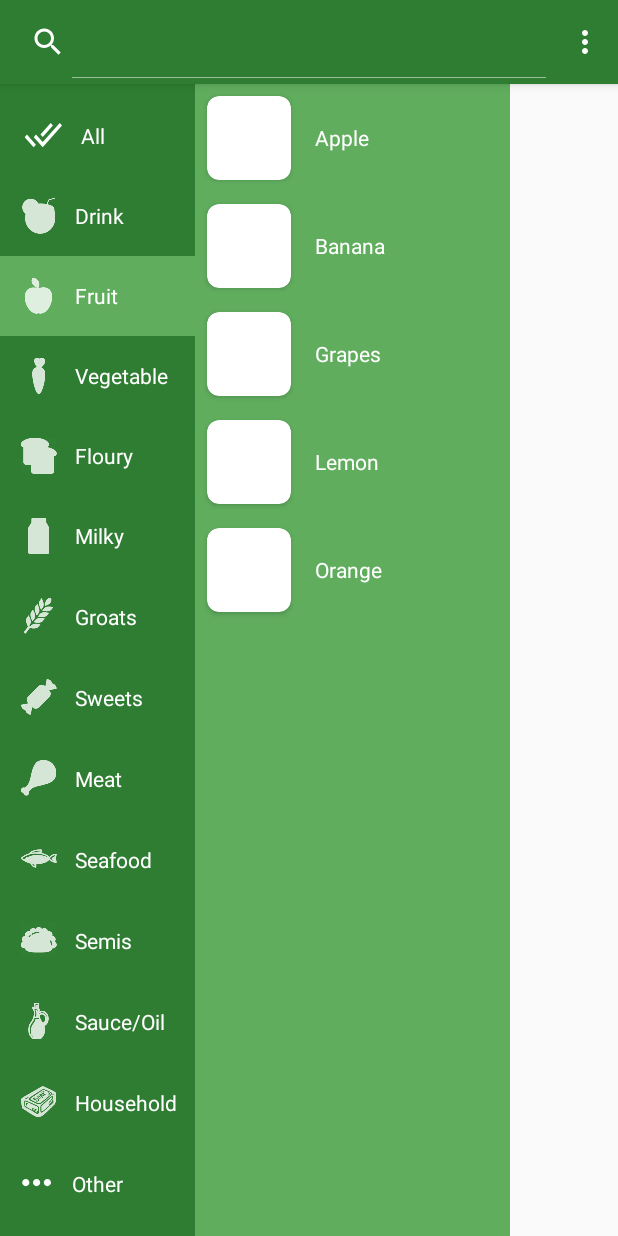
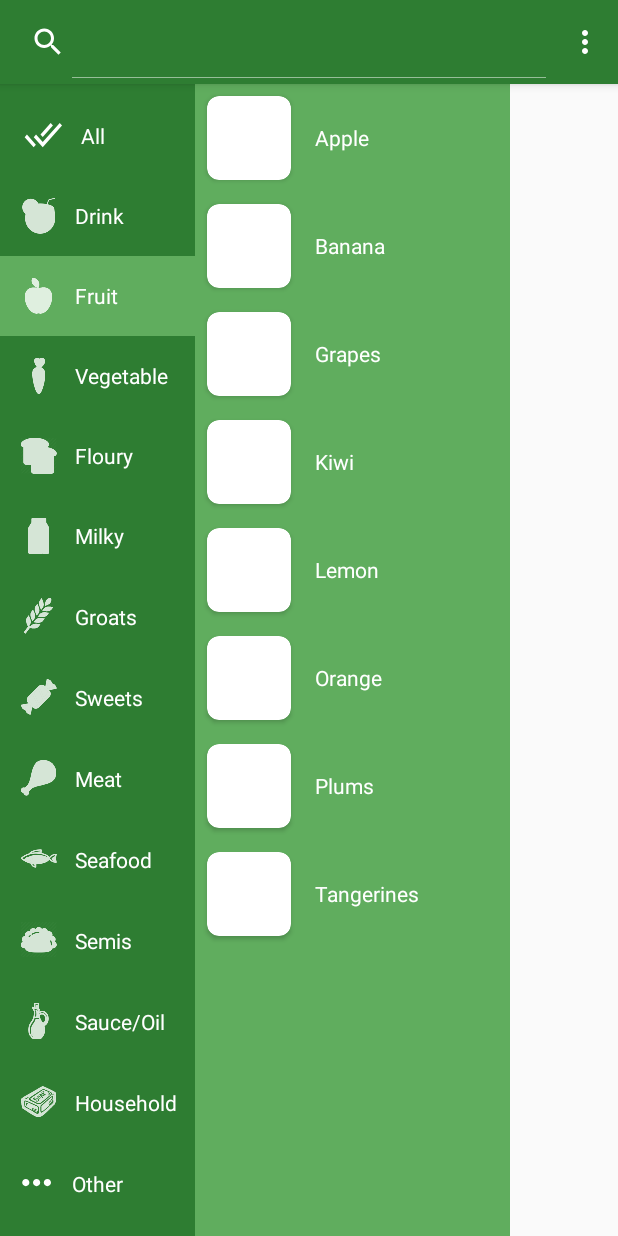
Before and after one commit to Alektas/Pocket-Basket, an Android app: the screen it shows after launch (MainActivity), after a tap on "Fruit", on a phone screen of 412 x 824 dp. Run offline under Robolectric (Android 15) with nearby library versions, the phone set to English and light mode, and no system bars; our stand-ins replace Dagger/Hilt's generated code, Room's generated code, data binding; 6 statements that could not run were skipped; 1 other tap on this screen came first.

Commit message:
Additions: add new items
Add water, kefir, yogurt, condensed milk, flour, pizza, kiwi, plums,
tangerines, wheat, millet, barley groats, corn grits, frozen vegetables.

```diff
--- a/app/src/main/java/alektas/pocketbasket/model/ItemGenerator.java
+++ b/app/src/main/java/alektas/pocketbasket/model/ItemGenerator.java
@@ -27,11 +27,14 @@ public class ItemGenerator {
         addItem(sItems, R.string.wine, 0, R.string.drink);
         addItem(sItems, R.string.vodka, 0, R.string.drink);
         addItem(sItems, R.string.chicory, 0, R.string.drink);
+        addItem(sItems, R.string.water, 0, R.string.drink);
 
         addItem(sItems, R.string.milk, R.drawable.ic_milk, R.string.milky);
         addItem(sItems, R.string.curd, 0, R.string.milky);
         addItem(sItems, R.string.sour_cream, 0, R.string.milky);
         addItem(sItems, R.string.cheese, R.drawable.ic_cheese, R.string.milky);
+        addItem(sItems, R.string.kefir, 0, R.string.milky);
+        addItem(sItems, R.string.yogurt, 0, R.string.milky);
 
         addItem(sItems, R.string.ice_cream, R.drawable.ice_cream, R.string.sweets);
         addItem(sItems, R.string.cookies, R.drawable.ic_cookies, R.string.sweets);
@@ -41,16 +44,22 @@ public class ItemGenerator {
         addItem(sItems, R.string.waffles, 0, R.string.sweets);
         addItem(sItems, R.string.candies, R.drawable.candies, R.string.sweets);
         addItem(sItems, R.string.sugar, 0, R.string.sweets);
+        addItem(sItems, R.string.condensed_milk, 0, R.string.sweets);
 
         addItem(sItems, R.string.brown_bread, R.drawable.bread, R.string.floury);
         addItem(sItems, R.string.white_bread, R.drawable.ic_white_bread, R.string.floury);
         addItem(sItems, R.string.pasta, R.drawable.ic_pasta, R.string.floury);
+        addItem(sItems, R.string.flour, 0, R.string.floury);
+        addItem(sItems, R.string.pizza, 0, R.string.floury);
 
         addItem(sItems, R.string.lemon, R.drawable.ic_lemon, R.string.fruit);
         addItem(sItems, R.string.apple, R.drawable.ic_apple, R.string.fruit);
         addItem(sItems, R.string.banana, R.drawable.ic_banana, R.string.fruit);
         addItem(sItems, R.string.orange, 0, R.string.fruit);
         addItem(sItems, R.string.grapes, R.drawable.ic_grapes, R.string.fruit);
+        addItem(sItems, R.string.kiwi, 0, R.string.fruit);
+        addItem(sItems, R.string.plums, 0, R.string.fruit);
+        addItem(sItems, R.string.tangerines, 0, R.string.fruit);
 
         addItem(sItems, R.string.potatoes, 0, R.string.vegetable);
         addItem(sItems, R.string.carrot, R.drawable.ic_carrot, R.string.vegetable);
@@ -66,6 +75,10 @@ public class ItemGenerator {
         addItem(sItems, R.string.oatmeal, 0, R.string.groats);
         addItem(sItems, R.string.buckwheat, 0, R.string.groats);
         addItem(sItems, R.string.peas, 0, R.string.groats);
+        addItem(sItems, R.string.wheat_groats, 0, R.string.groats);
+        addItem(sItems, R.string.millet_groats, 0, R.string.groats);
+        addItem(sItems, R.string.corn_grits, 0, R.string.groats);
+        addItem(sItems, R.string.barley_groats, 0, R.string.groats);
 
         addItem(sItems, R.string.pork, R.drawable.meat, R.string.meat);
         addItem(sItems, R.string.chicken, R.drawable.chicken, R.string.meat);
@@ -92,6 +105,7 @@ public class ItemGenerator {
         addItem(sItems, R.string.dumplings, 0, R.string.semis);
         addItem(sItems, R.string.cutlets, 0, R.string.semis);
         addItem(sItems, R.string.canned_food, 0, R.string.semis);
+        addItem(sItems, R.string.frozen_vegetables, 0, R.string.semis);
 
         addItem(sItems, R.string.mushrooms, R.drawable.ic_mushroom, R.string.other);
         addItem(sItems, R.string.egg, R.drawable.egg, R.string.other);
--- a/app/src/main/res/values/item_names.xml
+++ b/app/src/main/res/values/item_names.xml
@@ -69,5 +69,19 @@
     <string name="lemonade">Lemonade</string>
     <string name="canned_food">Сanned food</string>
     <string name="bubblegum">Bubble gum</string>
+    <string name="frozen_vegetables">Frozen vegetables</string>
+    <string name="condensed_milk">Condensed milk</string>
+    <string name="flour">Flour</string>
+    <string name="kefir">Kefir</string>
+    <string name="yogurt">Yogurt</string>
+    <string name="kiwi">Kiwi</string>
+    <string name="plums">Plums</string>
+    <string name="tangerines">Tangerines</string>
+    <string name="water">Water</string>
+    <string name="pizza">Pizza</string>
+    <string name="wheat_groats">Wheat groats</string>
+    <string name="millet_groats">Millet groats</string>
+    <string name="corn_grits">Corn grits</string>
+    <string name="barley_groats">Barley groats</string>
 
 </resources>
```
Also changed, not shown: 1 other file.
